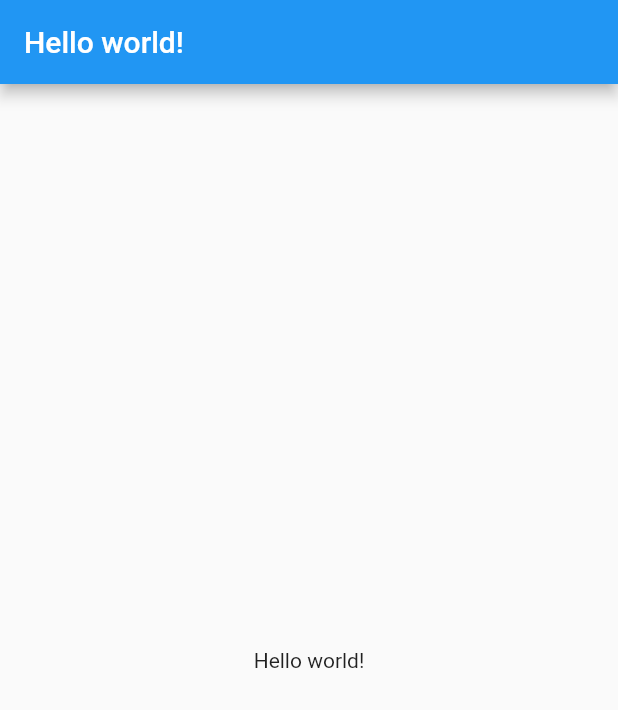
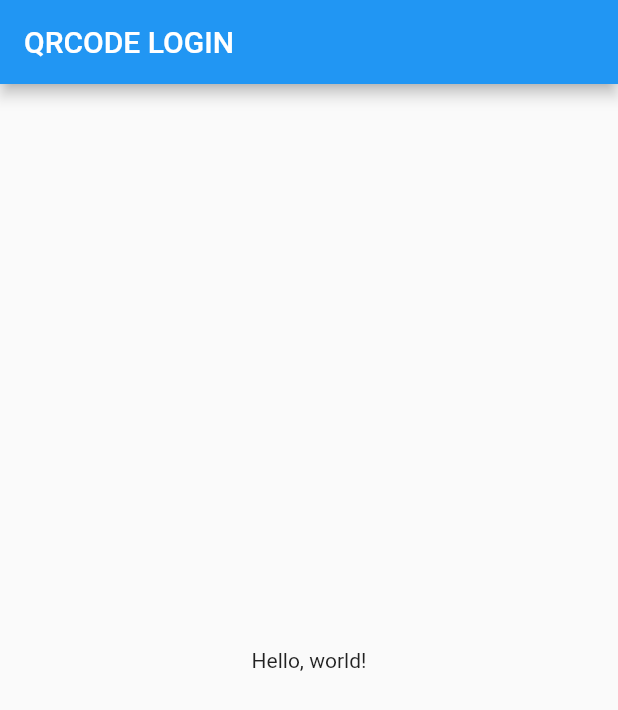
Before and after one commit to paring-chan/qrcode_login, a Flutter app: the screen it shows after launch, on a phone screen of 412 x 824 dp. Shown: the top 710 px of the screen. Run offline on Flutter 3.47's test engine with Material 2 defaults, Android fonts, the phone set to English and light mode, and no system bars.

Commit message:
feat: change text

```diff
--- a/lib/main.dart
+++ b/lib/main.dart
@@ -6,13 +6,13 @@ class MyApp extends StatelessWidget {
   @override
   Widget build(BuildContext ctx) {
     return MaterialApp(
-      title: 'Hello world',
+      title: 'QRLogin',
       home: Scaffold(
         appBar: AppBar(
-          title: Text('Hello world!'),
+          title: Text('QRCODE LOGIN'),
         ),
         body: Center(
-          child: Text('Hello world!'),
+          child: Text('Hello, world!'),
         ),
       ),
     );
```
